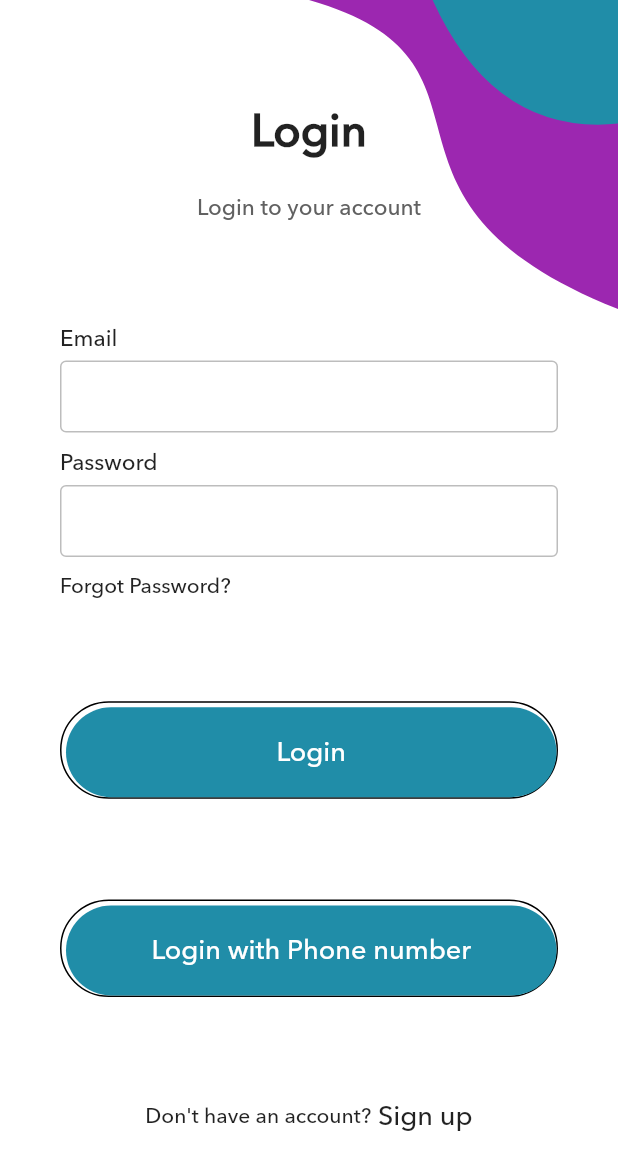
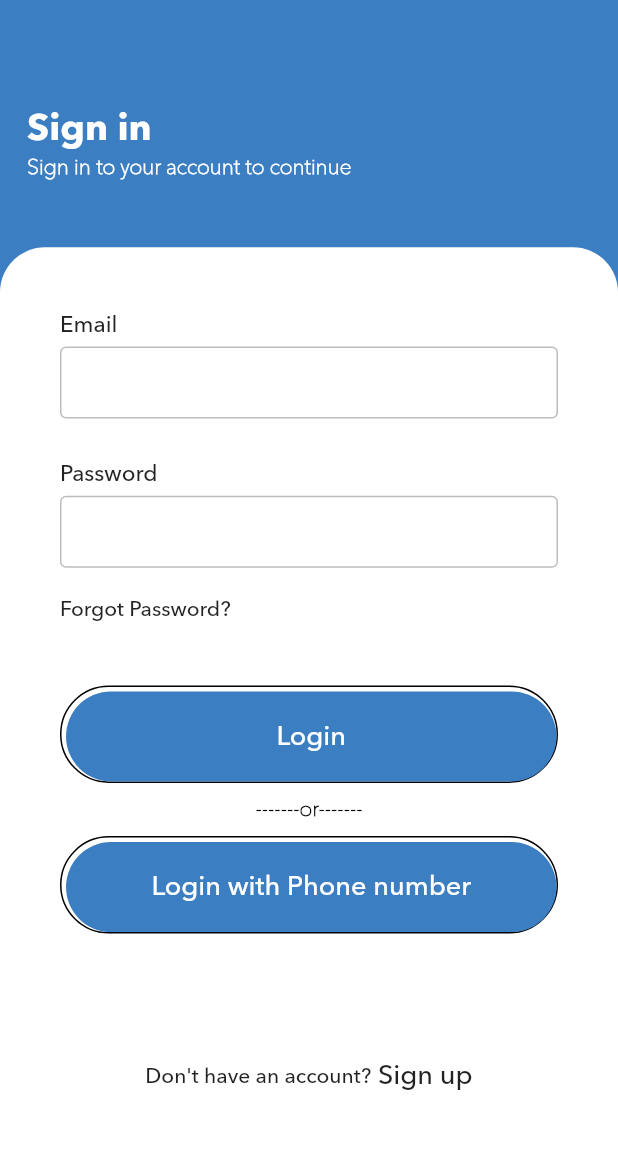
Before and after one commit to Milimeter/main_fame, a Flutter app: the LoginPage screen opened directly, on a phone screen of 412 x 824 dp. Shown: the top 1170 px of the screen. Run offline on Flutter 3.47's test engine with Material 2 defaults, Android fonts, the phone set to English and light mode, and no system bars; our stand-ins replace adaptive_dialog, babstrap_settings_screen, cached_network_image, clay_containers, cloud_firestore, emoji_picker_flutter and 32 more; missing offline and left inert: agora_rtc_engine, agora_rtm, algorand_dart, geocoder, giphy_get, linkify_text and 3 more; accounts and stored records are empty; network calls fail; statements that could not run were skipped.

Commit message:
final push

```diff
--- a/lib/screens/auth/login.dart
+++ b/lib/screens/auth/login.dart
@@ -3,6 +3,7 @@ import 'package:get/get.dart';
 import 'package:login_signup_screen/constants/controllers.dart';
 import 'package:login_signup_screen/screens/auth/signup.dart';
 import 'package:login_signup_screen/utils/colors.dart';
+import 'package:login_signup_screen/widgets/custom_text.dart';
 
 import 'forgot_password.dart';
 import 'phone_input.dart';
@@ -40,49 +41,72 @@ class LoginPage extends StatelessWidget {
       backgroundColor: Colors.white,
       body: Stack(
         children: [
+          Container(
+            padding: EdgeInsets.all(18),
+            width: scrWidth,
+            height: scrHeight,
+            color: kPrimaryColor,
+            child: Column(
+              children: [
+                SizedBox(height: 50),
+                Align(
+                  alignment: Alignment.centerLeft,
+                  child: CText(
+                    text: "Sign in",
+                    fontWeight: FontWeight.w600,
+                    size: 25,
+                    color: kWhiteColor,
+                    bold: true,
+                    fontFamily: "AvenirNext-Bold",
+                  ),
+                ),
+                Align(
+                  alignment: Alignment.centerLeft,
+                  child: CText(
+                    text: "Sign in to your account to continue",
+                    color: kWhiteColor,
+                    fontWeight: FontWeight.w600,
+                    size: 14,
+                    textAlign: TextAlign.start,
+                    fontFamily: "AvenirNext-UltraLight",
+                  ),
+                ),
+              ],
+            ),
+          ),
           SingleChildScrollView(
             child: Form(
               key: _formKey,
               child: Container(
+                margin: EdgeInsets.only(top: scrHeight * 0.2),
                 height: MediaQuery.of(context).size.height,
                 width: double.infinity,
+                decoration: BoxDecoration(
+                  color: kWhiteColor,
+                  borderRadius: BorderRadius.only(
+                    topRight: Radius.circular(30),
+                    topLeft: Radius.circular(30),
+                  ),
+                ),
                 child: Column(
-                  mainAxisAlignment: MainAxisAlignment.spaceBetween,
+                  // mainAxisAlignment: MainAxisAlignment.spaceEvenly,
                   children: <Widget>[
-                    Expanded(
-                        child: Column(
-                      mainAxisAlignment: MainAxisAlignment.spaceEvenly,
-                      children: <Widget>[
-                        Column(
-                          children: <Widget>[
-                            Text(
-                              "Login",
-                              style: TextStyle(
-                                  fontSize: 30, fontWeight: FontWeight.bold),
-                            ),
-                            SizedBox(
-                              height: 20,
-                            ),
-                            Text(
-                              "Login to your account",
-                              style: TextStyle(
-                                  fontSize: 15, color: Colors.grey[700]),
-                            )
-                          ],
-                        ),
                     Padding(
                       padding: EdgeInsets.symmetric(horizontal: 40),
                       child: Column(
                         children: <Widget>[
+                          SizedBox(height: scrHeight * 0.05),
                           inputFile(
                               label: "Email",
-                                  controller: userController
-                                      .emailTextEditingController),
+                              controller:
+                                  userController.emailTextEditingController),
+                          SizedBox(height: scrHeight * 0.02),
                           inputFile(
                               label: "Password",
                               obscureText: true,
-                                  controller: userController
-                                      .passwordTextEditingController),
+                              controller:
+                                  userController.passwordTextEditingController),
+                          SizedBox(height: scrHeight * 0.01),
                           Align(
                             alignment: Alignment.centerLeft,
                             child: GestureDetector(
@@ -95,6 +119,7 @@ class LoginPage extends StatelessWidget {
                         ],
                       ),
                     ),
+                    SizedBox(height: scrHeight * 0.05),
                     Padding(
                       padding: EdgeInsets.symmetric(horizontal: 40),
                       child: Container(
@@ -113,7 +138,7 @@ class LoginPage extends StatelessWidget {
                           onPressed: () {
                             validateAndSubmit();
                           },
-                              color: Color(0xFF208DA8),
+                          color: kPrimaryColor,
                           elevation: 0,
                           shape: RoundedRectangleBorder(
                             borderRadius: BorderRadius.circular(50),
@@ -129,6 +154,19 @@ class LoginPage extends StatelessWidget {
                         ),
                       ),
                     ),
+                    SizedBox(height: scrHeight * 0.01),
+                    Align(
+                      alignment: Alignment.center,
+                      child: CText(
+                        text: "-------or-------",
+                        color: kBlackColor,
+                        fontWeight: FontWeight.w600,
+                        size: 14,
+                        textAlign: TextAlign.start,
+                        fontFamily: "AvenirNext-UltraLight",
+                      ),
+                    ),
+                    SizedBox(height: scrHeight * 0.01),
                     Padding(
                       padding: EdgeInsets.symmetric(horizontal: 40),
                       child: Container(
@@ -147,7 +185,7 @@ class LoginPage extends StatelessWidget {
                           onPressed: () {
                             Get.to(PhoneInput());
                           },
-                              color: kSecondaryColor,
+                          color: kPrimaryColor,
                           elevation: 0,
                           shape: RoundedRectangleBorder(
                             borderRadius: BorderRadius.circular(50),
@@ -166,6 +204,7 @@ class LoginPage extends StatelessWidget {
                     // GestureDetector(
                     //   onTap: ()=> Get.to(PhoneInput()),
                     //   child: Text(" Login with Phone number")),
+                    SizedBox(height: scrHeight * 0.1),
                     GestureDetector(
                       onTap: () {
                         Navigator.pushReplacement(
@@ -199,28 +238,8 @@ class LoginPage extends StatelessWidget {
                     //   ),
                     // )
                   ],
-                    ))
-                  ],
                 ),
               ),
-            ),
-          ),
-
-          ClipPath(
-            clipper: OuterClippedPart(),
-            child: Container(
-              color: Colors.purple,
-              width: scrWidth,
-              height: scrHeight,
-            ),
-          ),
-          //
-          ClipPath(
-            clipper: InnerClippedPart(),
-            child: Container(
-              color: Color(0xFF208DA8),
-              width: scrWidth,
-              height: scrHeight,
             ),
           ),
         ],
--- a/lib/screens/feeds/LiveStream/stream.dart
+++ b/lib/screens/feeds/LiveStream/stream.dart
@@ -730,7 +730,8 @@ class _BroadcastPageState extends State<BroadcastPage> {
                       elevation: 2.0,
                       color: kPrimaryColor,
                       onPressed: () async {
-                        await Wakelock.disable();
+                        // await Wakelock.disable();
+                        //Navigator.pop(context);
                         //_leaveChannel();
                         _engine.leaveChannel();
                         _engine.destroy();
--- a/lib/screens/feeds/add_screen.dart
+++ b/lib/screens/feeds/add_screen.dart
@@ -75,7 +75,7 @@ class _InstaAddScreenState extends State<InstaAddScreen> {
   }
 
   cropImage(File image) async {
-    File croppedImage = await ImageCropper.cropImage(
+    File croppedImage = await ImageCropper().cropImage(
         sourcePath: image.path, compressQuality: 100);
 
     setState(() {
--- a/lib/screens/home_screen.dart
+++ b/lib/screens/home_screen.dart
@@ -61,6 +61,7 @@ class _MyHomePageState extends State<HomeScreen> {
           child: Padding(
             padding: const EdgeInsets.symmetric(horizontal: 15.0, vertical: 8),
             child: GNav(
+              haptic: false,
               rippleColor: Colors.grey[300],
               hoverColor: Colors.grey[100],
               gap: 8,
--- a/lib/screens/pageview/algorand_web.dart
+++ b/lib/screens/pageview/algorand_web.dart
@@ -15,7 +15,7 @@ class _AlgoWebState extends State<AlgoWeb> {
         child: Stack(
           children: <Widget>[
             WebView(
-              initialUrl: "https://jaysource-35af0.web.app/",
+              initialUrl: "https://app.humble.sh/swap",
               javascriptMode: JavascriptMode.unrestricted,
               onPageFinished: (finish) {
                 setState(() {
--- a/lib/utils/colors.dart
+++ b/lib/utils/colors.dart
@@ -3,3 +3,4 @@ import 'package:flutter/material.dart';
 const kPrimaryColor = Color(0xFF3c7ec2);
 const kSecondaryColor = Color(0xFF208DA8);
 const kWhiteColor = Color(0xFFFFFFFF);
+const kBlackColor = Color(0xFF000000);
--- a/lib/widgets/custom_text.dart
+++ b/lib/widgets/custom_text.dart
@@ -10,6 +10,7 @@ class CText extends StatelessWidget {
   final double letterSpacing;
   final TextAlign textAlign;
   final bool bold;
+  final String fontFamily;
 
   const CText(
       {Key key,
@@ -21,7 +22,7 @@ class CText extends StatelessWidget {
       this.onClick,
       this.letterSpacing,
       this.bold = false,
-      this.textAlign})
+      this.textAlign, this.fontFamily})
       : super(key: key);
 
   @override
@@ -37,7 +38,7 @@ class CText extends StatelessWidget {
                 color: color ?? Colors.grey,
                 wordSpacing: wordSpacing,
                 letterSpacing: letterSpacing ?? 0,
-                fontFamily: bold == true ? "Booing" : "Graphik",
+                fontFamily: fontFamily ?? "AvenirNext-Medium",
               ),
             )
           : TextButton(
--- a/pubspec.yaml
+++ b/pubspec.yaml
@@ -15,7 +15,7 @@ publish_to: 'none' # Remove this line if you wish to publish to pub.dev
 # In iOS, build-name is used as CFBundleShortVersionString while build-number used as CFBundleVersion.
 # Read more about iOS versioning at
 # https://developer.apple.com/library/archive/documentation/General/Reference/InfoPlistKeyReference/Articles/CoreFoundationKeys.html
-version: 1.0.0+6
+version: 1.0.0+7
 
 environment:
   sdk: ">=2.7.0 <3.0.0"
```
Also changed, not shown: lib/controllers/user_controller.dart (+20 -9 lines), lib/main.dart (+32 -5 lines), lib/screens/auth/signup.dart (+50 -41 lines), lib/screens/chat_screen/chat.dart (+4 -3 lines), lib/screens/chat_screen/chat_screen.dart (+5 -6 lines), lib/screens/feeds/feeds.dart (+27 -21 lines), lib/screens/onboarding/onboarding.dart (+13 -9 lines), lib/screens/pageview/live_stream.dart (+7 -88 lines), pubspec.lock, 1 other file. Lines whose indentation alone changed are shown as unchanged.
